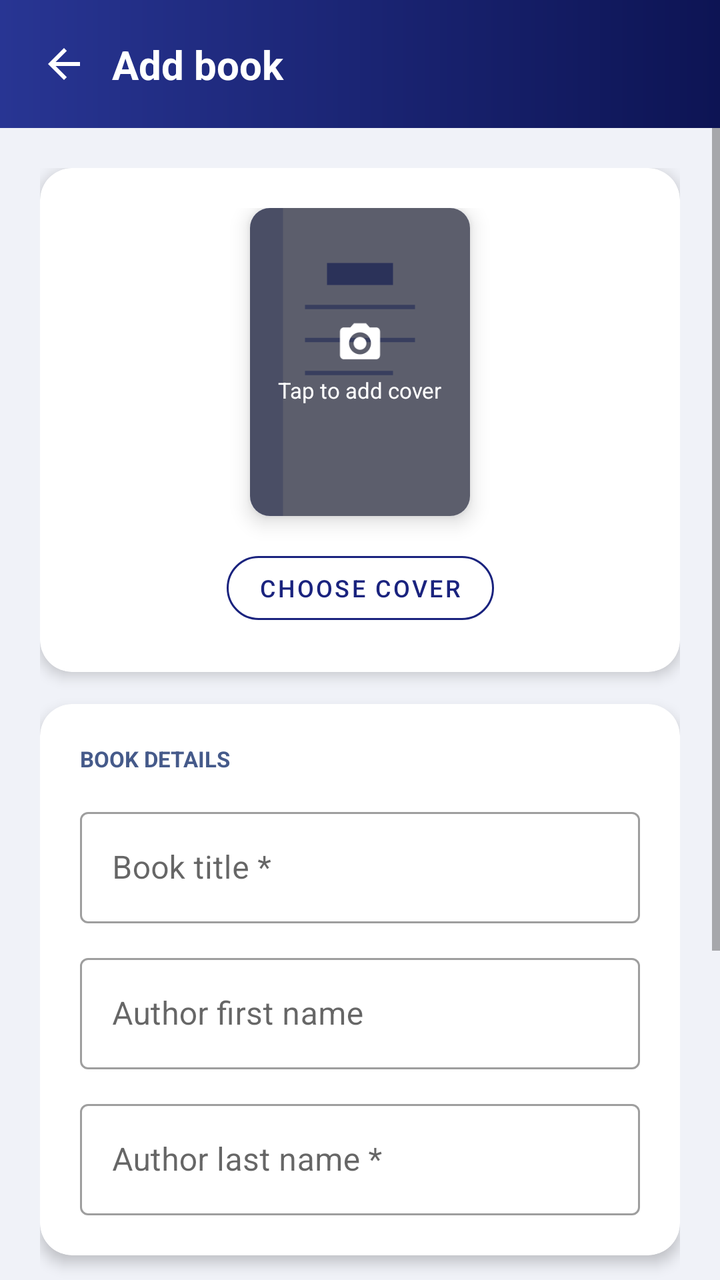
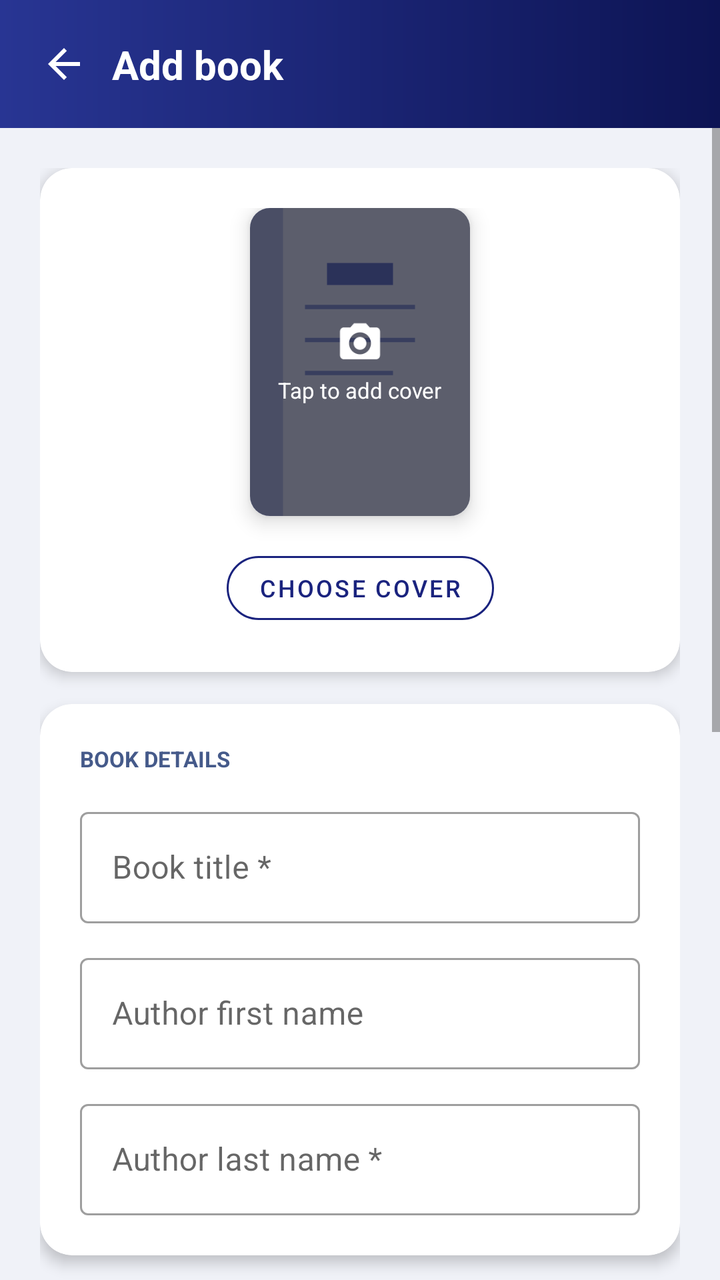

Screens rendered from an Android XML layout before and after an edit, with the pre-edit source and the edit as a unified diff.
<!-- AndroidManifest.xml: application theme Theme.PersonalLibrary -->
<!-- res/layout/activity_add_book.xml -->
<?xml version="1.0" encoding="utf-8"?>
<androidx.constraintlayout.widget.ConstraintLayout xmlns:android="http://schemas.android.com/apk/res/android"
    xmlns:app="http://schemas.android.com/apk/res-auto"
    android:layout_width="match_parent"
    android:layout_height="match_parent"
    android:background="@color/background">

    
    <androidx.constraintlayout.widget.ConstraintLayout
        android:id="@+id/header"
        android:layout_width="0dp"
        android:layout_height="wrap_content"
        android:background="@drawable/bg_toolbar_gradient"
        android:paddingStart="8dp"
        android:paddingTop="8dp"
        android:paddingEnd="16dp"
        android:paddingBottom="8dp"
        app:layout_constraintEnd_toEndOf="parent"
        app:layout_constraintStart_toStartOf="parent"
        app:layout_constraintTop_toTopOf="parent">

        
        <ImageView
            android:id="@+id/btn_back"
            android:layout_width="48dp"
            android:layout_height="48dp"
            android:background="?attr/selectableItemBackgroundBorderless"
            android:contentDescription="@string/back"
            android:padding="12dp"
            android:src="@drawable/ic_arrow_back"
            app:layout_constraintBottom_toBottomOf="parent"
            app:layout_constraintStart_toStartOf="parent"
            app:layout_constraintTop_toTopOf="parent" />

        <TextView
            android:id="@+id/tv_header_title"
            android:layout_width="0dp"
            android:layout_height="wrap_content"
            android:text="@string/add_book_title"
            android:textColor="@color/white"
            android:textSize="20sp"
            android:textStyle="bold"
            app:layout_constraintBottom_toBottomOf="@id/btn_back"
            app:layout_constraintEnd_toEndOf="parent"
            app:layout_constraintStart_toEndOf="@id/btn_back"
            app:layout_constraintTop_toTopOf="@id/btn_back" />
    </androidx.constraintlayout.widget.ConstraintLayout>

    <ScrollView
        android:id="@+id/scroll_view"
        android:layout_width="0dp"
        android:layout_height="0dp"
        android:fillViewport="true"
        app:layout_constraintBottom_toBottomOf="parent"
        app:layout_constraintEnd_toEndOf="parent"
        app:layout_constraintStart_toStartOf="parent"
        app:layout_constraintTop_toBottomOf="@id/header">

        <androidx.constraintlayout.widget.ConstraintLayout
            android:layout_width="match_parent"
            android:layout_height="wrap_content"
            android:padding="20dp">

            
            <androidx.cardview.widget.CardView
                android:id="@+id/card_cover"
                android:layout_width="0dp"
                android:layout_height="wrap_content"
                app:cardBackgroundColor="@color/surface"
                app:cardCornerRadius="16dp"
                app:cardElevation="4dp"
                app:layout_constraintEnd_toEndOf="parent"
                app:layout_constraintStart_toStartOf="parent"
                app:layout_constraintTop_toTopOf="parent">

                <androidx.constraintlayout.widget.ConstraintLayout
                    android:layout_width="match_parent"
                    android:layout_height="wrap_content"
                    android:padding="20dp">

                    <androidx.cardview.widget.CardView
                        android:id="@+id/cover_card"
                        android:layout_width="110dp"
                        android:layout_height="154dp"
                        app:cardCornerRadius="10dp"
                        app:cardElevation="6dp"
                        app:layout_constraintEnd_toEndOf="parent"
                        app:layout_constraintStart_toStartOf="parent"
                        app:layout_constraintTop_toTopOf="parent">

                        <ImageView
                            android:id="@+id/iv_cover_preview"
                            android:layout_width="match_parent"
                            android:layout_height="match_parent"
                            android:contentDescription="@string/pick_cover"
                            android:scaleType="centerCrop"
                            android:src="@drawable/ic_book_placeholder" />

                        
                        <androidx.constraintlayout.widget.ConstraintLayout
                            android:id="@+id/layout_cover_hint"
                            android:layout_width="match_parent"
                            android:layout_height="match_parent"
                            android:background="#88000000">

                            <ImageView
                                android:id="@+id/iv_camera"
                                android:layout_width="24dp"
                                android:layout_height="24dp"
                                android:importantForAccessibility="no"
                                android:src="@drawable/ic_camera"
                                app:layout_constraintBottom_toTopOf="@id/tv_cover_hint_text"
                                app:layout_constraintEnd_toEndOf="parent"
                                app:layout_constraintStart_toStartOf="parent"
                                app:layout_constraintTop_toTopOf="parent"
                                app:layout_constraintVertical_chainStyle="packed" />

                            <TextView
                                android:id="@+id/tv_cover_hint_text"
                                android:layout_width="wrap_content"
                                android:layout_height="wrap_content"
                                android:layout_marginTop="4dp"
                                android:text="@string/cover_hint"
                                android:textColor="@color/white"
                                android:textSize="11sp"
                                app:layout_constraintBottom_toBottomOf="parent"
                                app:layout_constraintEnd_toEndOf="parent"
                                app:layout_constraintStart_toStartOf="parent"
                                app:layout_constraintTop_toBottomOf="@id/iv_camera" />
                        </androidx.constraintlayout.widget.ConstraintLayout>
                    </androidx.cardview.widget.CardView>

                    
                    <com.google.android.material.button.MaterialButton
                        android:id="@+id/btn_pick_cover"
                        style="@style/Widget.App.Button.Outlined"
                        android:layout_width="wrap_content"
                        android:layout_height="44dp"
                        android:layout_marginTop="14dp"
                        android:text="@string/pick_cover"
                        android:textSize="12sp"
                        app:cornerRadius="22dp"
                        app:layout_constraintBottom_toBottomOf="parent"
                        app:layout_constraintEnd_toStartOf="@id/btn_remove_cover"
                        app:layout_constraintHorizontal_chainStyle="packed"
                        app:layout_constraintStart_toStartOf="parent"
                        app:layout_constraintTop_toBottomOf="@id/cover_card" />

                    <com.google.android.material.button.MaterialButton
                        android:id="@+id/btn_remove_cover"
                        style="@style/Widget.MaterialComponents.Button.TextButton"
                        android:layout_width="wrap_content"
                        android:layout_height="44dp"
                        android:layout_marginStart="8dp"
                        android:text="@string/remove_cover"
                        android:textColor="@color/error"
                        android:textSize="12sp"
                        android:visibility="gone"
                        app:icon="@drawable/ic_clear"
                        app:iconGravity="textStart"
                        app:iconPadding="4dp"
                        app:iconTint="@color/error"
                        app:layout_constraintBottom_toBottomOf="@id/btn_pick_cover"
                        app:layout_constraintEnd_toEndOf="parent"
                        app:layout_constraintStart_toEndOf="@id/btn_pick_cover"
                        app:layout_constraintTop_toTopOf="@id/btn_pick_cover" />
                </androidx.constraintlayout.widget.ConstraintLayout>
            </androidx.cardview.widget.CardView>

            
            <androidx.cardview.widget.CardView
                android:id="@+id/card_info"
                android:layout_width="0dp"
                android:layout_height="wrap_content"
                android:layout_marginTop="16dp"
                app:cardBackgroundColor="@color/surface"
                app:cardCornerRadius="16dp"
                app:cardElevation="4dp"
                app:layout_constraintEnd_toEndOf="parent"
                app:layout_constraintStart_toStartOf="parent"
                app:layout_constraintTop_toBottomOf="@id/card_cover">

                <androidx.constraintlayout.widget.ConstraintLayout
                    android:layout_width="match_parent"
                    android:layout_height="wrap_content"
                    android:padding="20dp">

                    <TextView
                        android:id="@+id/tv_section_info"
                        android:layout_width="wrap_content"
                        android:layout_height="wrap_content"
                        android:text="@string/add_book_section_info"
                        android:textColor="@color/text_secondary"
                        android:textSize="11sp"
                        android:textStyle="bold"
                        app:layout_constraintStart_toStartOf="parent"
                        app:layout_constraintTop_toTopOf="parent" />

                    
                    <com.google.android.material.textfield.TextInputLayout
                        android:id="@+id/til_title"
                        style="@style/Widget.MaterialComponents.TextInputLayout.OutlinedBox"
                        android:layout_width="0dp"
                        android:layout_height="wrap_content"
                        android:layout_marginTop="14dp"
                        android:hint="@string/book_title_hint"
                        app:layout_constraintEnd_toEndOf="parent"
                        app:layout_constraintStart_toStartOf="parent"
                        app:layout_constraintTop_toBottomOf="@id/tv_section_info">

                        <com.google.android.material.textfield.TextInputEditText
                            android:id="@+id/et_title"
                            android:layout_width="match_parent"
                            android:layout_height="wrap_content"
                            android:imeOptions="actionNext"
                            android:inputType="textCapSentences" />
                    </com.google.android.material.textfield.TextInputLayout>

                    <com.google.android.material.textfield.TextInputLayout
                        android:id="@+id/til_author_first"
                        style="@style/Widget.MaterialComponents.TextInputLayout.OutlinedBox"
                        android:layout_width="0dp"
                        android:layout_height="wrap_content"
                        android:layout_marginTop="12dp"
                        android:hint="@string/author_first_hint"
                        app:layout_constraintEnd_toEndOf="parent"
                        app:layout_constraintStart_toStartOf="parent"
                        app:layout_constraintTop_toBottomOf="@id/til_title">

                        <com.google.android.material.textfield.TextInputEditText
                            android:id="@+id/et_author_first"
                            android:layout_width="match_parent"
                            android:layout_height="wrap_content"
                            android:imeOptions="actionNext"
                            android:inputType="textPersonName|textCapWords" />
                    </com.google.android.material.textfield.TextInputLayout>

                    <com.google.android.material.textfield.TextInputLayout
                        android:id="@+id/til_author_last"
                        style="@style/Widget.MaterialComponents.TextInputLayout.OutlinedBox"
                        android:layout_width="0dp"
                        android:layout_height="wrap_content"
                        android:layout_marginTop="12dp"
                        android:hint="@string/author_last_hint"
                        app:layout_constraintBottom_toBottomOf="parent"
                        app:layout_constraintEnd_toEndOf="parent"
                        app:layout_constraintStart_toStartOf="parent"
                        app:layout_constraintTop_toBottomOf="@id/til_author_first">

                        <com.google.android.material.textfield.TextInputEditText
                            android:id="@+id/et_author_last"
                            android:layout_width="match_parent"
                            android:layout_height="wrap_content"
                            android:imeOptions="actionDone"
                            android:inputType="textPersonName|textCapWords" />
                    </com.google.android.material.textfield.TextInputLayout>
                </androidx.constraintlayout.widget.ConstraintLayout>
            </androidx.cardview.widget.CardView>

            
            <androidx.cardview.widget.CardView
                android:id="@+id/card_genre"
                android:layout_width="0dp"
                android:layout_height="wrap_content"
                android:layout_marginTop="16dp"
                app:cardBackgroundColor="@color/surface"
                app:cardCornerRadius="16dp"
                app:cardElevation="4dp"
                app:layout_constraintEnd_toEndOf="parent"
                app:layout_constraintStart_toStartOf="parent"
                app:layout_constraintTop_toBottomOf="@id/card_info">

                <androidx.constraintlayout.widget.ConstraintLayout
                    android:layout_width="match_parent"
                    android:layout_height="wrap_content"
                    android:padding="20dp">

                    <TextView
                        android:id="@+id/tv_section_genre"
                        android:layout_width="wrap_content"
                        android:layout_height="wrap_content"
                        android:text="@string/add_book_section_genre"
                        android:textColor="@color/text_secondary"
                        android:textSize="11sp"
                        android:textStyle="bold"
                        app:layout_constraintStart_toStartOf="parent"
                        app:layout_constraintTop_toTopOf="parent" />

                    <com.google.android.material.chip.ChipGroup
                        android:id="@+id/chip_group_genre"
                        android:layout_width="0dp"
                        android:layout_height="wrap_content"
                        android:layout_marginTop="12dp"
                        app:layout_constraintBottom_toBottomOf="parent"
                        app:layout_constraintEnd_toEndOf="parent"
                        app:layout_constraintStart_toStartOf="parent"
                        app:layout_constraintTop_toBottomOf="@id/tv_section_genre"
                        app:selectionRequired="false"
                        app:singleSelection="true" />
                </androidx.constraintlayout.widget.ConstraintLayout>
            </androidx.cardview.widget.CardView>

            <com.google.android.material.button.MaterialButton
                android:id="@+id/btn_save_library"
                android:layout_width="0dp"
                android:layout_height="54dp"
                android:layout_marginTop="20dp"
                android:text="@string/add_to_library"
                android:textSize="15sp"
                app:backgroundTint="@color/primary"
                app:cornerRadius="14dp"
                app:icon="@drawable/ic_library"
                app:iconGravity="textStart"
                app:iconPadding="8dp"
                app:layout_constraintEnd_toEndOf="parent"
                app:layout_constraintStart_toStartOf="parent"
                app:layout_constraintTop_toBottomOf="@id/card_genre" />

            <com.google.android.material.button.MaterialButton
                android:id="@+id/btn_save_wishlist"
                android:layout_width="0dp"
                android:layout_height="54dp"
                android:layout_marginTop="12dp"
                android:text="@string/add_to_wishlist"
                android:textSize="15sp"
                app:backgroundTint="@color/wishlist_color"
                app:cornerRadius="14dp"
                app:icon="@drawable/ic_wishlist"
                app:iconGravity="textStart"
                app:iconPadding="8dp"
                app:layout_constraintBottom_toBottomOf="parent"
                app:layout_constraintEnd_toEndOf="parent"
                app:layout_constraintStart_toStartOf="parent"
                app:layout_constraintTop_toBottomOf="@id/btn_save_library" />
        </androidx.constraintlayout.widget.ConstraintLayout>
    </ScrollView>
</androidx.constraintlayout.widget.ConstraintLayout>
<!-- resources referenced by this layout -->
<resources>
  <color name="background">#F0F2F8</color>
  <color name="error">#C62828</color>
  <color name="primary">#1A237E</color>
  <color name="surface">#FFFFFF</color>
  <color name="text_secondary">#455A8A</color>
  <color name="white">#FFFFFFFF</color>
  <color name="wishlist_color">#E65100</color>
  <!-- drawable bg_toolbar_gradient (drawable) -->
  <?xml version="1.0" encoding="utf-8"?>
  <shape xmlns:android="http://schemas.android.com/apk/res/android" android:shape="rectangle"><gradient android:startColor="@color/primary_dark" android:endColor="@color/primary_variant" android:angle="180"/></shape>
  <!-- drawable ic_arrow_back (drawable) -->
  <?xml version="1.0" encoding="utf-8"?>
  <vector xmlns:android="http://schemas.android.com/apk/res/android"
      android:width="24dp"
      android:height="24dp"
      android:autoMirrored="true"
      android:viewportWidth="24"
      android:viewportHeight="24">
      <path
          android:fillColor="#FFFFFFFF"
          android:pathData="M20,11H7.83l5.59,-5.59L12,4l-8,8 8,8 1.41,-1.41L7.83,13H20v-2z" />
  </vector>
  <!-- drawable ic_clear (drawable) -->
  <?xml version="1.0" encoding="utf-8"?>
  <vector xmlns:android="http://schemas.android.com/apk/res/android" android:width="24dp" android:height="24dp" android:viewportWidth="24" android:viewportHeight="24">
      <path android:fillColor="#FF000000" android:pathData="M19,6.41L17.59,5 12,10.59 6.41,5 5,6.41 10.59,12 5,17.59 6.41,19 12,13.41 17.59,19 19,17.59 13.41,12z"/>
  </vector>
  <!-- drawable ic_wishlist (drawable) -->
  <?xml version="1.0" encoding="utf-8"?>
  <vector xmlns:android="http://schemas.android.com/apk/res/android" android:width="24dp" android:height="24dp" android:viewportWidth="24" android:viewportHeight="24">
      <path android:fillColor="#FF000000" android:pathData="M17,12h-5v5h5v-5zM16,1v2H8V1H6v2H5c-1.11,0 -1.99,0.9 -1.99,2L3,19c0,1.1 0.89,2 2,2h14c1.1,0 2,-0.9 2,-2V5c0,-1.1 -0.9,-2 -2,-2h-1V1h-2zM19,19H5V8h14v11z"/>
  </vector>
  <string name="add_book_section_genre">GENRE (optional)</string>
  <string name="add_book_section_info">BOOK DETAILS</string>
  <string name="add_book_title">Add book</string>
  <string name="add_to_library">Add to library</string>
  <string name="add_to_wishlist">Add to wishlist</string>
  <string name="author_first_hint">Author first name</string>
  <string name="author_last_hint">Author last name *</string>
  <string name="back">Back</string>
  <string name="book_title_hint">Book title *</string>
  <string name="cover_hint">Tap to add cover</string>
  <string name="pick_cover">Choose cover</string>
  <string name="remove_cover">Remove image</string>
  <style name="Widget.App.Button.Outlined" parent="Widget.MaterialComponents.Button.OutlinedButton">
          <item name="cornerRadius">12dp</item>
          <item name="strokeColor">@color/primary</item>
          <item name="android:textColor">@color/primary</item>
      </style>
  <color name="primary_dark">#0D1454</color>
  <color name="primary_variant">#283593</color>
  <color name="accent">#FFB300</color>
  <!-- unchanged entries left out for length: 4 -->
</resources>

<!-- the commit's change to res/layout/activity_add_book.xml (unified diff, before → after) -->
@@ -259,7 +259,7 @@
 
             
             <androidx.cardview.widget.CardView
-                android:id="@+id/card_genre"
+                android:id="@+id/card_details"
                 android:layout_width="0dp"
                 android:layout_height="wrap_content"
                 android:layout_marginTop="16dp"
@@ -269,6 +269,99 @@
                 app:layout_constraintEnd_toEndOf="parent"
                 app:layout_constraintStart_toStartOf="parent"
                 app:layout_constraintTop_toBottomOf="@id/card_info">
+
+                <androidx.constraintlayout.widget.ConstraintLayout
+                    android:layout_width="match_parent"
+                    android:layout_height="wrap_content"
+                    android:padding="20dp">
+
+                    <TextView
+                        android:id="@+id/tv_section_details"
+                        android:layout_width="wrap_content"
+                        android:layout_height="wrap_content"
+                        android:text="@string/add_book_section_details"
+                        android:textColor="@color/text_secondary"
+                        android:textSize="11sp"
+                        android:textStyle="bold"
+                        app:layout_constraintStart_toStartOf="parent"
+                        app:layout_constraintTop_toTopOf="parent" />
+
+                    <com.google.android.material.textfield.TextInputLayout
+                        android:id="@+id/til_publisher"
+                        style="@style/Widget.MaterialComponents.TextInputLayout.OutlinedBox"
+                        android:layout_width="0dp"
+                        android:layout_height="wrap_content"
+                        android:layout_marginTop="14dp"
+                        android:hint="@string/publisher_hint"
+                        app:layout_constraintEnd_toEndOf="parent"
+                        app:layout_constraintStart_toStartOf="parent"
+                        app:layout_constraintTop_toBottomOf="@id/tv_section_details">
+
+                        <com.google.android.material.textfield.TextInputEditText
+                            android:id="@+id/et_publisher"
+                            android:layout_width="match_parent"
+                            android:layout_height="wrap_content"
+                            android:imeOptions="actionNext"
+                            android:inputType="textCapWords" />
+                    </com.google.android.material.textfield.TextInputLayout>
+
+                    <com.google.android.material.textfield.TextInputLayout
+                        android:id="@+id/til_series"
+                        style="@style/Widget.MaterialComponents.TextInputLayout.OutlinedBox"
+                        android:layout_width="0dp"
+                        android:layout_height="wrap_content"
+                        android:layout_marginTop="12dp"
+                        android:hint="@string/series_hint"
+                        app:layout_constraintEnd_toEndOf="parent"
+                        app:layout_constraintStart_toStartOf="parent"
+                        app:layout_constraintTop_toBottomOf="@id/til_publisher">
+
+                        <com.google.android.material.textfield.TextInputEditText
+                            android:id="@+id/et_series"
+                            android:layout_width="match_parent"
+                            android:layout_height="wrap_content"
+                            android:imeOptions="actionDone"
+                            android:inputType="textCapSentences" />
+                    </com.google.android.material.textfield.TextInputLayout>
+
+                    
+                    <com.google.android.material.textfield.TextInputLayout
+                        android:id="@+id/til_purchase_date"
+                        style="@style/Widget.MaterialComponents.TextInputLayout.OutlinedBox"
+                        android:layout_width="0dp"
+                        android:layout_height="wrap_content"
+                        android:layout_marginTop="12dp"
+                        android:hint="@string/purchase_date_hint"
+                        app:endIconDrawable="@drawable/ic_calendar"
+                        app:endIconMode="custom"
+                        app:layout_constraintBottom_toBottomOf="parent"
+                        app:layout_constraintEnd_toEndOf="parent"
+                        app:layout_constraintStart_toStartOf="parent"
+                        app:layout_constraintTop_toBottomOf="@id/til_series">
+
+                        <com.google.android.material.textfield.TextInputEditText
+                            android:id="@+id/et_purchase_date"
+                            android:layout_width="match_parent"
+                            android:layout_height="wrap_content"
+                            android:cursorVisible="false"
+                            android:focusable="false"
+                            android:inputType="none" />
+                    </com.google.android.material.textfield.TextInputLayout>
+                </androidx.constraintlayout.widget.ConstraintLayout>
+            </androidx.cardview.widget.CardView>
+
+            
+            <androidx.cardview.widget.CardView
+                android:id="@+id/card_genre"
+                android:layout_width="0dp"
+                android:layout_height="wrap_content"
+                android:layout_marginTop="16dp"
+                app:cardBackgroundColor="@color/surface"
+                app:cardCornerRadius="16dp"
+                app:cardElevation="4dp"
+                app:layout_constraintEnd_toEndOf="parent"
+                app:layout_constraintStart_toStartOf="parent"
+                app:layout_constraintTop_toBottomOf="@id/card_details">
 
                 <androidx.constraintlayout.widget.ConstraintLayout
                     android:layout_width="match_parent"
<!-- resource entries referenced after the edit -->
@@ -22,6 +22,17 @@
           android:fillColor="#FFFFFFFF"
           android:pathData="M20,11H7.83l5.59,-5.59L12,4l-8,8 8,8 1.41,-1.41L7.83,13H20v-2z" />
   </vector>
+  <!-- drawable ic_calendar (drawable) -->
+  <?xml version="1.0" encoding="utf-8"?>
+  <vector xmlns:android="http://schemas.android.com/apk/res/android"
+      android:width="24dp"
+      android:height="24dp"
+      android:viewportWidth="24"
+      android:viewportHeight="24">
+      <path
+          android:fillColor="#455A8A"
+          android:pathData="M19,4h-1V2h-2v2H8V2H6v2H5C3.89,4 3.01,4.9 3.01,6L3,20c0,1.1 0.89,2 2,2h14c1.1,0 2,-0.9 2,-2V6C21,4.9 20.1,4 19,4zM19,20H5V10h14V20zM19,8H5V6h14V8z" />
+  </vector>
   <!-- drawable ic_clear (drawable) -->
   <?xml version="1.0" encoding="utf-8"?>
   <vector xmlns:android="http://schemas.android.com/apk/res/android" android:width="24dp" android:height="24dp" android:viewportWidth="24" android:viewportHeight="24">
@@ -32,6 +43,7 @@
   <vector xmlns:android="http://schemas.android.com/apk/res/android" android:width="24dp" android:height="24dp" android:viewportWidth="24" android:viewportHeight="24">
       <path android:fillColor="#FF000000" android:pathData="M17,12h-5v5h5v-5zM16,1v2H8V1H6v2H5c-1.11,0 -1.99,0.9 -1.99,2L3,19c0,1.1 0.89,2 2,2h14c1.1,0 2,-0.9 2,-2V5c0,-1.1 -0.9,-2 -2,-2h-1V1h-2zM19,19H5V8h14v11z"/>
   </vector>
+  <string name="add_book_section_details">MORE DETAILS (optional)</string>
   <string name="add_book_section_genre">GENRE (optional)</string>
   <string name="add_book_section_info">BOOK DETAILS</string>
   <string name="add_book_title">Add book</string>
@@ -43,7 +55,10 @@
   <string name="book_title_hint">Book title *</string>
   <string name="cover_hint">Tap to add cover</string>
   <string name="pick_cover">Choose cover</string>
+  <string name="publisher_hint">Publisher</string>
+  <string name="purchase_date_hint">Purchase date</string>
   <string name="remove_cover">Remove image</string>
+  <string name="series_hint">Series</string>
   <style name="Widget.App.Button.Outlined" parent="Widget.MaterialComponents.Button.OutlinedButton">
           <item name="cornerRadius">12dp</item>
           <item name="strokeColor">@color/primary</item>
